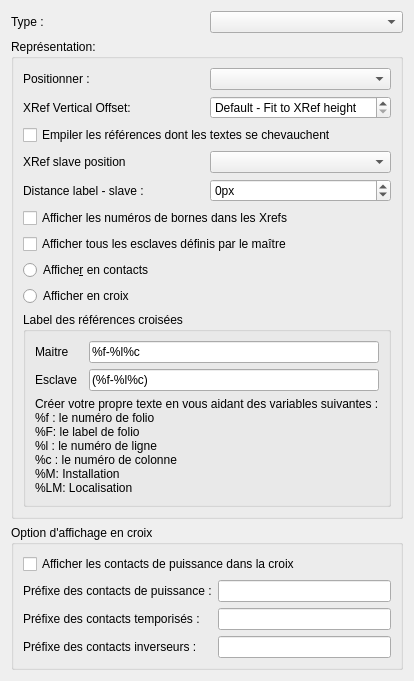
Before: the Qt Designer form sources/ui/xrefpropertieswidget.ui in qelectrotech/qelectrotech-source-mirror, drawn with Qt 5.
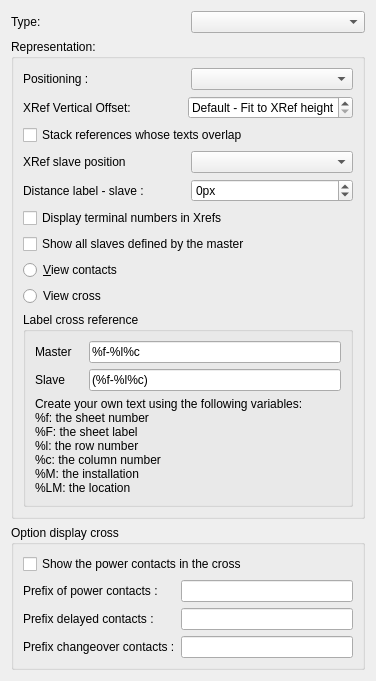
After: the same form once the commit is applied.

What changed in the file:
```diff
--- a/sources/ui/xrefpropertieswidget.ui
+++ b/sources/ui/xrefpropertieswidget.ui
@@ -19,7 +19,7 @@
      <item>
       <widget class="QLabel" name="label_4">
        <property name="text">
-        <string>Type :</string>
+        <string>Type:</string>
        </property>
       </widget>
      </item>
@@ -31,7 +31,7 @@
    <item>
     <widget class="QGroupBox" name="m_display_gb">
      <property name="title">
-      <string>Représentation:</string>
+      <string>Representation:</string>
      </property>
      <layout class="QVBoxLayout" name="verticalLayout_3">
       <item>
@@ -39,7 +39,7 @@
         <item>
          <widget class="QLabel" name="label_3">
           <property name="text">
-           <string>Positionner :</string>
+           <string>Positioning :</string>
           </property>
          </widget>
         </item>
@@ -96,7 +96,7 @@
          <string>Quand les textes de deux références croisées se chevauchent, celle de l'élément le plus haut est placée au-dessus de l'autre.</string>
         </property>
         <property name="text">
-         <string>Empiler les références dont les textes se chevauchent</string>
+         <string>Stack references whose texts overlap</string>
         </property>
        </widget>
       </item>
@@ -157,7 +157,7 @@
           <item>
            <widget class="QCheckBox" name="m_show_terminal_name_cb">
             <property name="text">
-             <string>Afficher les numéros de bornes dans les Xrefs</string>
+             <string>Display terminal numbers in Xrefs</string>
             </property>
            </widget>
           </item>
@@ -167,21 +167,21 @@
              <string>Afficher dans le peigne de contacts tous les contacts esclaves définis par le maître, même ceux qui ne sont pas encore reliés, dans l'ordre défini par le maître</string>
             </property>
             <property name="text">
-             <string>Afficher tous les esclaves définis par le maître</string>
+             <string>Show all slaves defined by the master</string>
             </property>
            </widget>
           </item>
           <item>
            <widget class="QRadioButton" name="m_display_has_contacts_rb">
             <property name="text">
-             <string>Affiche&amp;r en contacts</string>
+             <string>&amp;View contacts</string>
             </property>
            </widget>
           </item>
           <item>
            <widget class="QRadioButton" name="m_display_has_cross_rb">
             <property name="text">
-             <string>Afficher en croix</string>
+             <string>View cross</string>
             </property>
            </widget>
           </item>
@@ -194,7 +194,7 @@
         <item>
          <widget class="QGroupBox" name="groupBox">
           <property name="title">
-           <string>Label des références croisées</string>
+           <string>Label cross reference</string>
           </property>
           <layout class="QVBoxLayout" name="verticalLayout_7">
            <item>
@@ -214,7 +214,7 @@
                 </size>
                </property>
                <property name="text">
-                <string>Maitre</string>
+                <string>Master</string>
                </property>
               </widget>
              </item>
@@ -247,7 +247,7 @@
                 </size>
                </property>
                <property name="text">
-                <string>Esclave</string>
+                <string>Slave</string>
                </property>
                <property name="scaledContents">
                 <bool>false</bool>
@@ -266,13 +266,13 @@
            <item>
             <widget class="QLabel" name="label_8">
              <property name="text">
-              <string>Créer votre propre texte en vous aidant des variables suivantes :
-%f : le numéro de folio 
-%F: le label de folio
-%l : le numéro de ligne
-%c : le numéro de colonne
-%M: Installation 
-%LM: Localisation </string>
+              <string>Create your own text using the following variables:
+%f: the sheet number
+%F: the sheet label
+%l: the row number
+%c: the column number
+%M: the installation
+%LM: the location</string>
              </property>
             </widget>
            </item>
@@ -287,13 +287,13 @@
    <item>
     <widget class="QGroupBox" name="m_cross_properties_gb">
      <property name="title">
-      <string>Option d'affichage en croix</string>
+      <string>Option display cross</string>
      </property>
      <layout class="QVBoxLayout" name="verticalLayout_4">
       <item>
        <widget class="QCheckBox" name="m_show_power_cb">
         <property name="text">
-         <string>Afficher les contacts de puissance dans la croix</string>
+         <string>Show the power contacts in the cross</string>
         </property>
        </widget>
       </item>
@@ -302,14 +302,14 @@
         <item row="0" column="0">
          <widget class="QLabel" name="label">
           <property name="text">
-           <string>Préfixe des contacts de puissance :</string>
+           <string>Prefix of power contacts :</string>
           </property>
          </widget>
         </item>
         <item row="1" column="0">
          <widget class="QLabel" name="label_2">
           <property name="text">
-           <string>Préfixe des contacts temporisés :</string>
+           <string>Prefix delayed contacts :</string>
           </property>
          </widget>
         </item>
@@ -322,7 +322,7 @@
         <item row="2" column="0">
          <widget class="QLabel" name="label_5">
           <property name="text">
-           <string>Préfixe des contacts inverseurs :</string>
+           <string>Prefix changeover contacts :</string>
           </property>
          </widget>
         </item>
```
Left out of the diff: 6 changed lines with no effect on the pictures.
